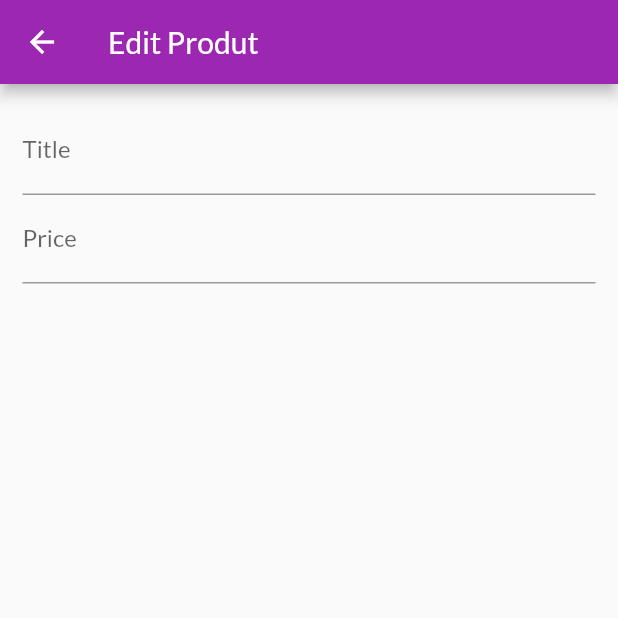
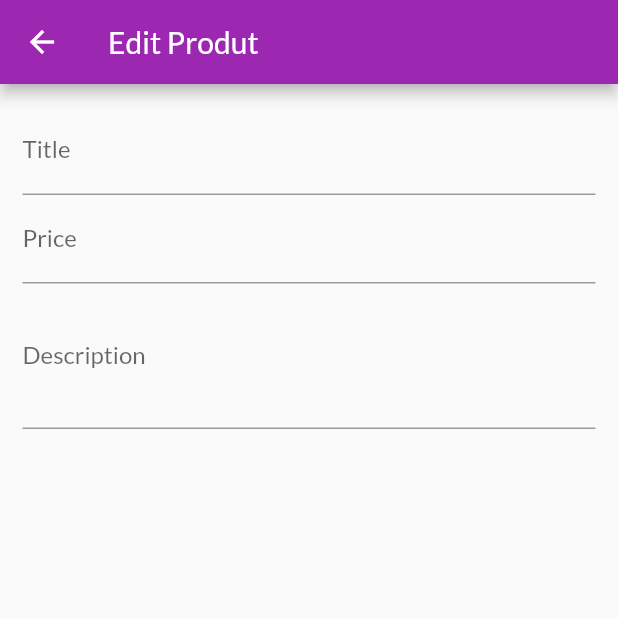
Before and after one commit to MuhammadNizamani/shop_app, a Flutter app: the EditProductsScreen screen opened by its route, on a phone screen of 412 x 824 dp, the top half of it. Run offline on Flutter 3.47's test engine with Material 2 defaults, Android fonts, the phone set to English and light mode, and no system bars; missing offline and left inert: dart:html; network calls fail.

Commit message:
multi input and disposing object

```diff
--- a/lib/screens/edit_products_screen.dart
+++ b/lib/screens/edit_products_screen.dart
@@ -8,6 +8,14 @@ class EditProductsScreen extends StatefulWidget {
 
 class _EditProductsScreenState extends State<EditProductsScreen> {
   final _priceFocusNode = FocusNode();
+  final _descriptionFocusNode = FocusNode();
+  @override
+  void dispose() {
+    _priceFocusNode.dispose();
+    _descriptionFocusNode.dispose();
+    super.dispose();
+  }
+
   @override
   Widget build(BuildContext context) {
     return Scaffold(
@@ -31,6 +39,15 @@ class _EditProductsScreenState extends State<EditProductsScreen> {
                 textInputAction: TextInputAction.next,
                 keyboardType: TextInputType.number,
                 focusNode: _priceFocusNode,
+                onFieldSubmitted: (_) {
+                  FocusScope.of(context).requestFocus(_descriptionFocusNode);
+                },
+              ),
+              TextFormField(
+                decoration: InputDecoration(labelText: "Description"),
+                maxLines: 3,
+                keyboardType: TextInputType.multiline,
+                focusNode: _descriptionFocusNode,
               ),
             ],
           ),
```
